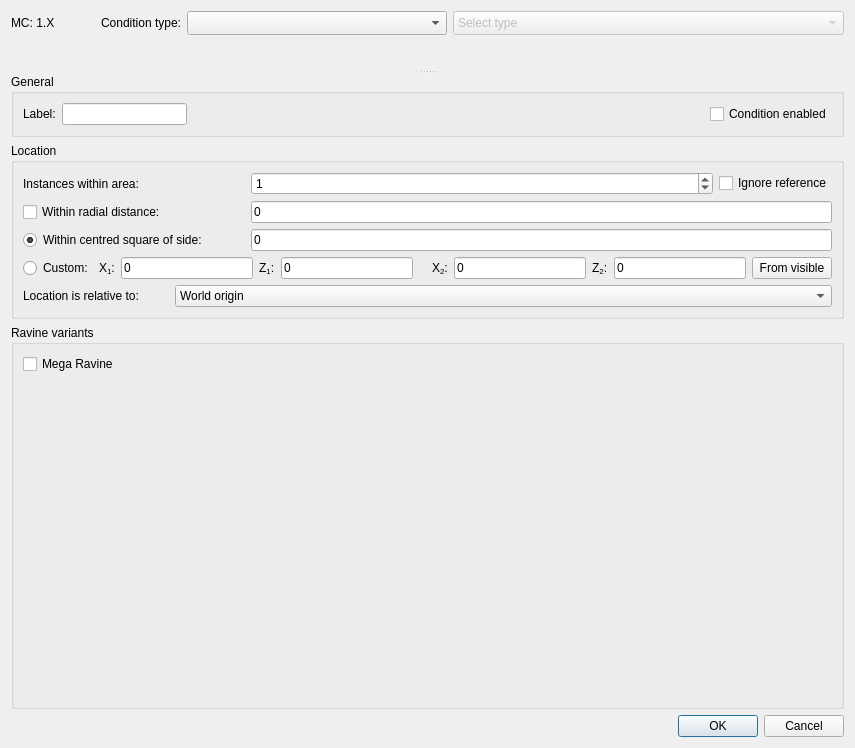
Above: src/conditiondialog.ui from FragrantResult186/cubiomes-viewer-bedrock before the change. Below: the same form after it.
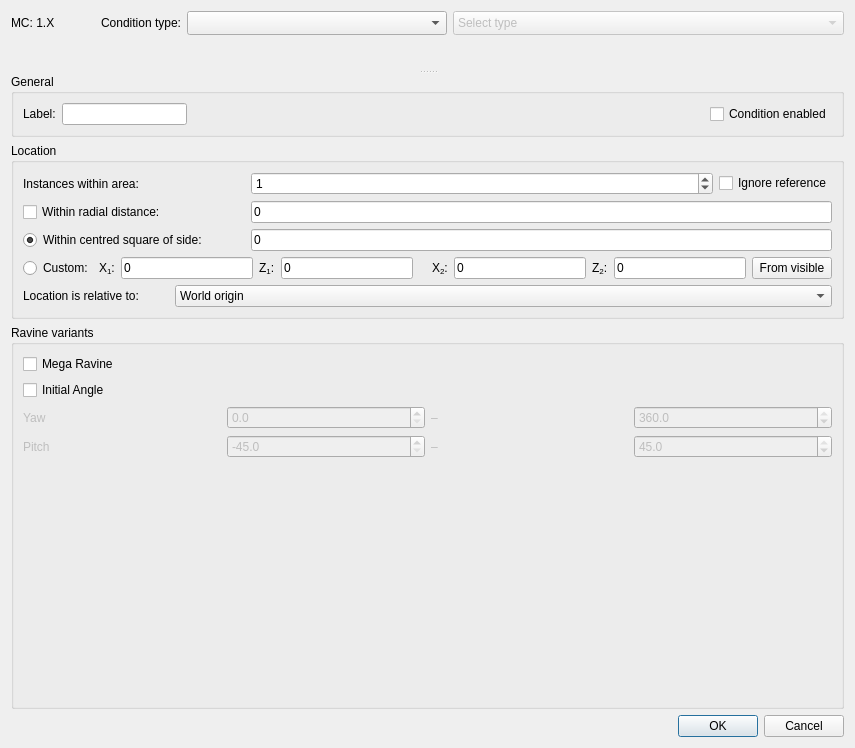
That is the form after the change. The open tabs and pages were chosen to show the change. Icons and pictures are not drawn. Custom widgets are drawn as their Qt base class.

The edit to the form file:
```diff
--- a/src/conditiondialog.ui
+++ b/src/conditiondialog.ui
@@ -2046,7 +2046,154 @@
                 </property>
                </widget>
               </item>
-              <item row="1" column="0">
+              <item row="1" column="0" colspan="4">
+               <widget class="QCheckBox" name="checkRavineAngle">
+                <property name="text">
+                 <string>Initial Angle</string>
+                </property>
+               </widget>
+              </item>
+              <item row="2" column="0">
+               <widget class="QLabel" name="labelYaw">
+                <property name="text">
+                 <string>Yaw</string>
+                </property>
+                <property name="enabled">
+                 <bool>false</bool>
+                </property>
+               </widget>
+              </item>
+              <item row="2" column="1">
+               <widget class="QDoubleSpinBox" name="spinRavineYawMin">
+                <property name="enabled">
+                 <bool>false</bool>
+                </property>
+                <property name="toolTip">
+                 <string>Minimum yaw angle in degrees (0–360)</string>
+                </property>
+                <property name="minimum">
+                 <double>0.000000000000000</double>
+                </property>
+                <property name="maximum">
+                 <double>360.000000000000000</double>
+                </property>
+                <property name="singleStep">
+                 <double>1.000000000000000</double>
+                </property>
+                <property name="decimals">
+                 <number>1</number>
+                </property>
+                <property name="value">
+                 <double>0.000000000000000</double>
+                </property>
+               </widget>
+              </item>
+              <item row="2" column="2">
+               <widget class="QLabel" name="labelYawTo">
+                <property name="text">
+                 <string>–</string>
+                </property>
+                <property name="enabled">
+                 <bool>false</bool>
+                </property>
+               </widget>
+              </item>
+              <item row="2" column="3">
+               <widget class="QDoubleSpinBox" name="spinRavineYawMax">
+                <property name="enabled">
+                 <bool>false</bool>
+                </property>
+                <property name="toolTip">
+                 <string>Maximum yaw angle in degrees (0–360)</string>
+                </property>
+                <property name="minimum">
+                 <double>0.000000000000000</double>
+                </property>
+                <property name="maximum">
+                 <double>360.000000000000000</double>
+                </property>
+                <property name="singleStep">
+                 <double>1.000000000000000</double>
+                </property>
+                <property name="decimals">
+                 <number>1</number>
+                </property>
+                <property name="value">
+                 <double>360.000000000000000</double>
+                </property>
+               </widget>
+              </item>
+              <item row="3" column="0">
+               <widget class="QLabel" name="labelPitch">
+                <property name="text">
+                 <string>Pitch</string>
+                </property>
+                <property name="enabled">
+                 <bool>false</bool>
+                </property>
+               </widget>
+              </item>
+              <item row="3" column="1">
+               <widget class="QDoubleSpinBox" name="spinRavinePitchMin">
+                <property name="enabled">
+                 <bool>false</bool>
+                </property>
+                <property name="toolTip">
+                 <string>Minimum pitch angle in degrees (−45–45)</string>
+                </property>
+                <property name="minimum">
+                 <double>-45.000000000000000</double>
+                </property>
+                <property name="maximum">
+                 <double>45.000000000000000</double>
+                </property>
+                <property name="singleStep">
+                 <double>1.000000000000000</double>
+                </property>
+                <property name="decimals">
+                 <number>1</number>
+                </property>
+                <property name="value">
+                 <double>-45.000000000000000</double>
+                </property>
+               </widget>
+              </item>
+              <item row="3" column="2">
+               <widget class="QLabel" name="labelPitchTo">
+                <property name="text">
+                 <string>–</string>
+                </property>
+                <property name="enabled">
+                 <bool>false</bool>
+                </property>
+               </widget>
+              </item>
+              <item row="3" column="3">
+               <widget class="QDoubleSpinBox" name="spinRavinePitchMax">
+                <property name="enabled">
+                 <bool>false</bool>
+                </property>
+                <property name="toolTip">
+                 <string>Maximum pitch angle in degrees (−45–45)</string>
+                </property>
+                <property name="minimum">
+                 <double>-45.000000000000000</double>
+                </property>
+                <property name="maximum">
+                 <double>45.000000000000000</double>
+                </property>
+                <property name="singleStep">
+                 <double>1.000000000000000</double>
+                </property>
+                <property name="decimals">
+                 <number>1</number>
+                </property>
+                <property name="value">
+                 <double>45.000000000000000</double>
+                </property>
+               </widget>
+              </item>
+              <item row="4" column="0" colspan="4">
                <spacer name="verticalSpacer_10">
                 <property name="orientation">
                  <enum>Qt::Vertical</enum>
```
Left out of the diff: 2 changed lines with no effect on the pictures.
